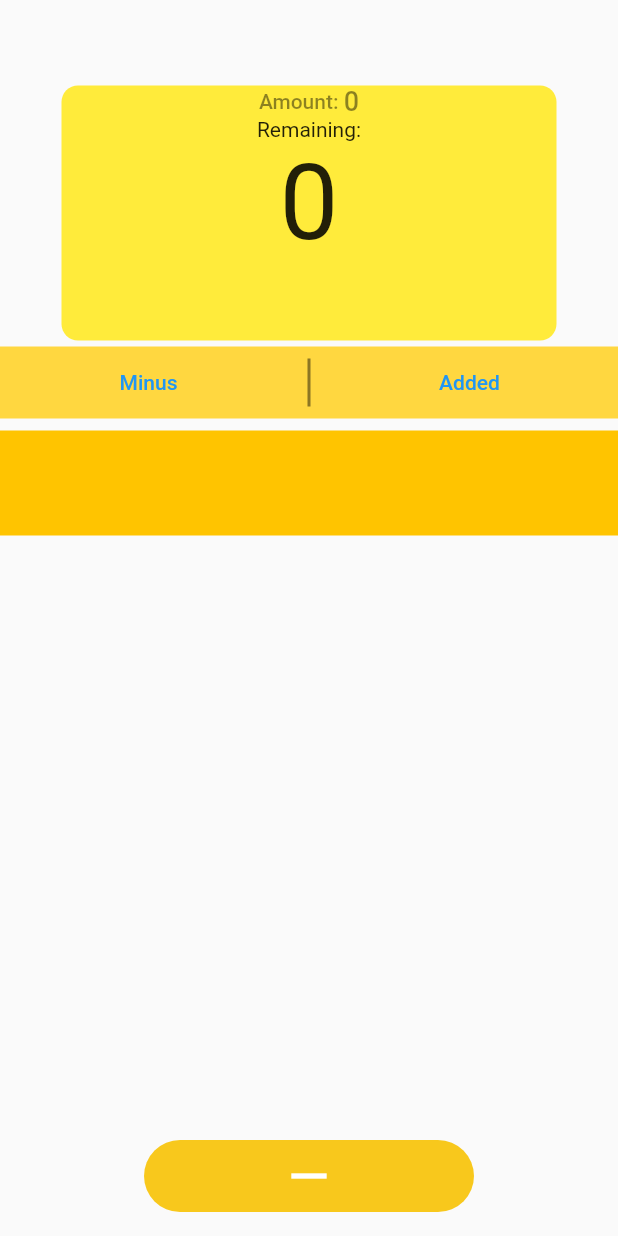
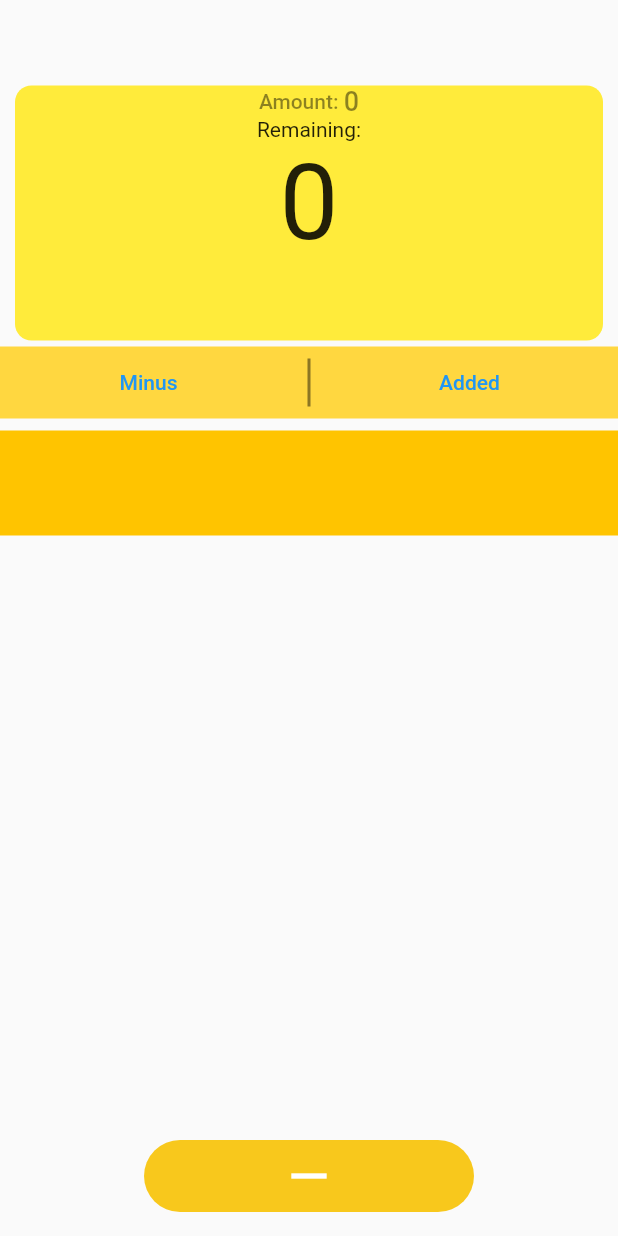
Before and after one commit to JoshuaBiong/hain, a Flutter app: the CategoryPage screen opened directly with empty values, on a phone screen of 412 x 824 dp. Run offline on Flutter 3.47's test engine with Material 2 defaults, Android fonts, the phone set to English and light mode, and no system bars; our stand-ins replace page_transition.

Commit message:
double.infinty on categorypageTop

```diff
--- a/lib/homapge.dart
+++ b/lib/homapge.dart
@@ -39,7 +39,6 @@ class Homepage extends StatelessWidget {
                           ),
                         ),
                       ),
-
                       const SizedBox(height: 20),
                       TextField(
                         controller: texteditorController,
--- a/lib/pages/category_page/catpagetop.dart
+++ b/lib/pages/category_page/catpagetop.dart
@@ -10,7 +10,7 @@ class CategoryPTop extends StatelessWidget {
       padding: const EdgeInsets.only(left: 10, right: 10, top: 10, bottom: 4),
       child: Container(
         height: 170,
-        width: 330,
+        width: double.infinity,
         decoration: BoxDecoration(
           color: Colors.yellow,
           borderRadius: BorderRadius.circular(11),
```
